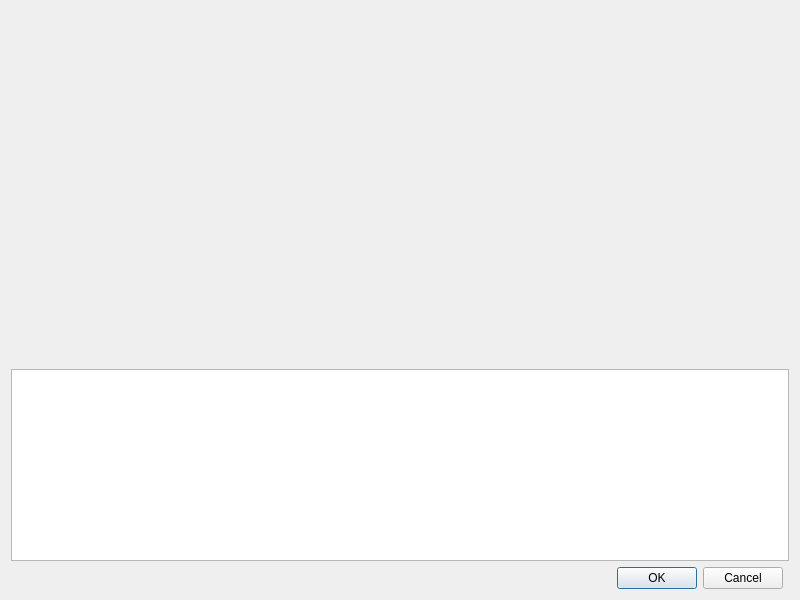
Before: the Qt Designer form app/KAMEditor/views/candlevisualizerdialog.ui in Xtail96/SML, drawn with Qt 5.
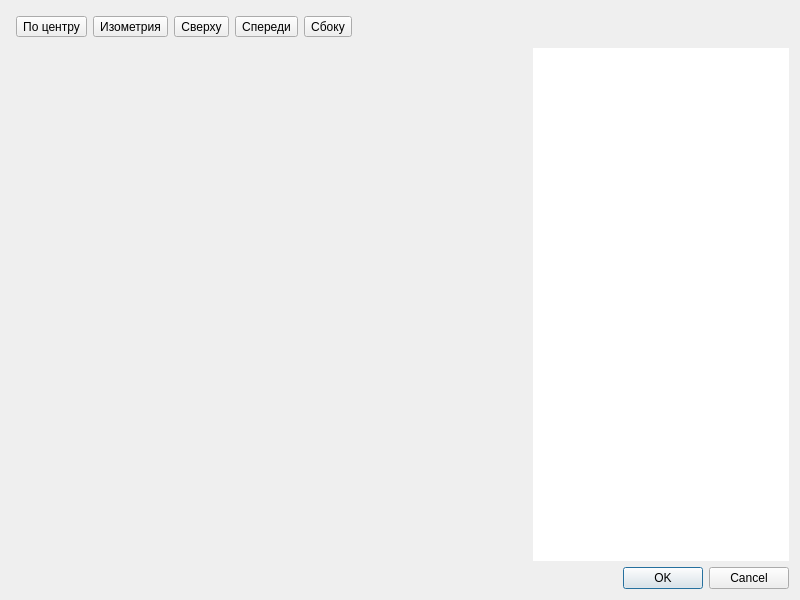
After: the same form once the commit is applied. Icons and pictures are not drawn. Custom widgets are drawn as their Qt base class.

Commit message: Рефакторинг формы виджета визуализации

What changed in the file:
```diff
--- a/app/KAMEditor/views/candlevisualizerdialog.ui
+++ b/app/KAMEditor/views/candlevisualizerdialog.ui
@@ -14,7 +14,131 @@
    <string>Dialog</string>
   </property>
   <layout class="QGridLayout" name="gridLayout">
-   <item row="2" column="0">
+   <item row="0" column="0" colspan="3">
+    <widget class="QFrame" name="actionsFrame">
+     <property name="sizePolicy">
+      <sizepolicy hsizetype="Preferred" vsizetype="Fixed">
+       <horstretch>0</horstretch>
+       <verstretch>0</verstretch>
+      </sizepolicy>
+     </property>
+     <property name="frameShape">
+      <enum>QFrame::NoFrame</enum>
+     </property>
+     <property name="frameShadow">
+      <enum>QFrame::Raised</enum>
+     </property>
+     <layout class="QHBoxLayout" name="horizontalLayout">
+      <property name="leftMargin">
+       <number>5</number>
+      </property>
+      <property name="topMargin">
+       <number>5</number>
+      </property>
+      <property name="rightMargin">
+       <number>5</number>
+      </property>
+      <property name="bottomMargin">
+       <number>5</number>
+      </property>
+      <item>
+       <widget class="QToolButton" name="centerToolButton">
+        <property name="text">
+         <string>По центру</string>
+        </property>
+        <property name="icon">
+         <iconset resource="resources/images.qrc">
+          <normaloff>:/new/prefix1/images/fit_frame_to_image.png</normaloff>:/new/prefix1/images/fit_frame_to_image.png</iconset>
+        </property>
+        <property name="iconSize">
+         <size>
+          <width>32</width>
+          <height>32</height>
+         </size>
+        </property>
+       </widget>
+      </item>
+      <item>
+       <widget class="QToolButton" name="isometricToolButton">
+        <property name="text">
+         <string>Изометрия</string>
+        </property>
+        <property name="iconSize">
+         <size>
+          <width>32</width>
+          <height>32</height>
+         </size>
+        </property>
+       </widget>
+      </item>
+      <item>
+       <widget class="QToolButton" name="topToolButton">
+        <property name="text">
+         <string>Сверху</string>
+        </property>
+        <property name="icon">
+         <iconset resource="resources/images.qrc">
+          <normaloff>:/new/prefix1/images/Top.png</normaloff>:/new/prefix1/images/Top.png</iconset>
+        </property>
+        <property name="iconSize">
+         <size>
+          <width>32</width>
+          <height>32</height>
+         </size>
+        </property>
+       </widget>
+      </item>
+      <item>
+       <widget class="QToolButton" name="frontToolButton">
+        <property name="text">
+         <string>Спереди</string>
+        </property>
+        <property name="icon">
+         <iconset resource="resources/images.qrc">
+          <normaloff>:/new/prefix1/images/Front.png</normaloff>:/new/prefix1/images/Front.png</iconset>
+        </property>
+        <property name="iconSize">
+         <size>
+          <width>32</width>
+          <height>32</height>
+         </size>
+        </property>
+       </widget>
+      </item>
+      <item>
+       <widget class="QToolButton" name="sideToolButton">
+        <property name="text">
+         <string>Сбоку</string>
+        </property>
+        <property name="icon">
+         <iconset resource="resources/images.qrc">
+          <normaloff>:/new/prefix1/images/Side.png</normaloff>:/new/prefix1/images/Side.png</iconset>
+        </property>
+        <property name="iconSize">
+         <size>
+          <width>32</width>
+          <height>32</height>
+         </size>
+        </property>
+       </widget>
+      </item>
+      <item>
+       <spacer name="horizontalSpacer">
+        <property name="orientation">
+         <enum>Qt::Horizontal</enum>
+        </property>
+        <property name="sizeHint" stdset="0">
+         <size>
+          <width>100</width>
+          <height>20</height>
+         </size>
+        </property>
+       </spacer>
+      </item>
+     </layout>
+    </widget>
+   </item>
+   <item row="2" column="1" colspan="2">
     <widget class="QDialogButtonBox" name="buttonBox">
      <property name="orientation">
       <enum>Qt::Horizontal</enum>
@@ -24,14 +148,65 @@
      </property>
     </widget>
    </item>
-   <item row="0" column="0" colspan="2">
+   <item row="1" column="0">
+    <widget class="QFrame" name="visualizationFrame">
+     <property name="sizePolicy">
+      <sizepolicy hsizetype="Preferred" vsizetype="Preferred">
+       <horstretch>2</horstretch>
+       <verstretch>0</verstretch>
+      </sizepolicy>
+     </property>
+     <property name="frameShape">
+      <enum>QFrame::NoFrame</enum>
+     </property>
+     <property name="frameShadow">
+      <enum>QFrame::Raised</enum>
+     </property>
+     <layout class="QGridLayout" name="gridLayout_2">
+      <property name="leftMargin">
+       <number>0</number>
+      </property>
+      <property name="topMargin">
+       <number>0</number>
+      </property>
+      <property name="rightMargin">
+       <number>0</number>
+      </property>
+      <property name="bottomMargin">
+       <number>0</number>
+      </property>
+      <item row="0" column="0">
     <widget class="GLWidget" name="glwVisualizer" native="true"/>
    </item>
-   <item row="1" column="0" colspan="2">
+     </layout>
+    </widget>
+   </item>
+   <item row="1" column="1" colspan="2">
+    <widget class="QFrame" name="programmFrame">
+     <property name="frameShape">
+      <enum>QFrame::NoFrame</enum>
+     </property>
+     <property name="frameShadow">
+      <enum>QFrame::Raised</enum>
+     </property>
+     <layout class="QGridLayout" name="gridLayout_3">
+      <property name="leftMargin">
+       <number>0</number>
+      </property>
+      <property name="topMargin">
+       <number>0</number>
+      </property>
+      <property name="rightMargin">
+       <number>0</number>
+      </property>
+      <property name="bottomMargin">
+       <number>0</number>
+      </property>
+      <item row="0" column="0">
     <widget class="QTableView" name="tblProgram">
      <property name="sizePolicy">
-      <sizepolicy hsizetype="Minimum" vsizetype="Fixed">
-       <horstretch>0</horstretch>
+         <sizepolicy hsizetype="Preferred" vsizetype="Minimum">
+          <horstretch>1</horstretch>
        <verstretch>0</verstretch>
       </sizepolicy>
      </property>
@@ -43,8 +218,14 @@
      <property name="contextMenuPolicy">
       <enum>Qt::CustomContextMenu</enum>
      </property>
+        <property name="frameShape">
+         <enum>QFrame::NoFrame</enum>
+        </property>
      <property name="editTriggers">
-      <set>QAbstractItemView::AnyKeyPressed|QAbstractItemView::DoubleClicked|QAbstractItemView::EditKeyPressed|QAbstractItemView::SelectedClicked</set>
+         <set>QAbstractItemView::NoEditTriggers</set>
+        </property>
+        <property name="alternatingRowColors">
+         <bool>true</bool>
      </property>
      <property name="selectionMode">
       <enum>QAbstractItemView::ContiguousSelection</enum>
@@ -68,6 +249,9 @@
    </item>
   </layout>
  </widget>
+   </item>
+  </layout>
+ </widget>
  <customwidgets>
   <customwidget>
    <class>GLWidget</class>
```
Left out of the diff: 6 changed lines with no effect on the pictures. Lines whose indentation alone changed are shown as unchanged. The commit also changes 2 other files.
